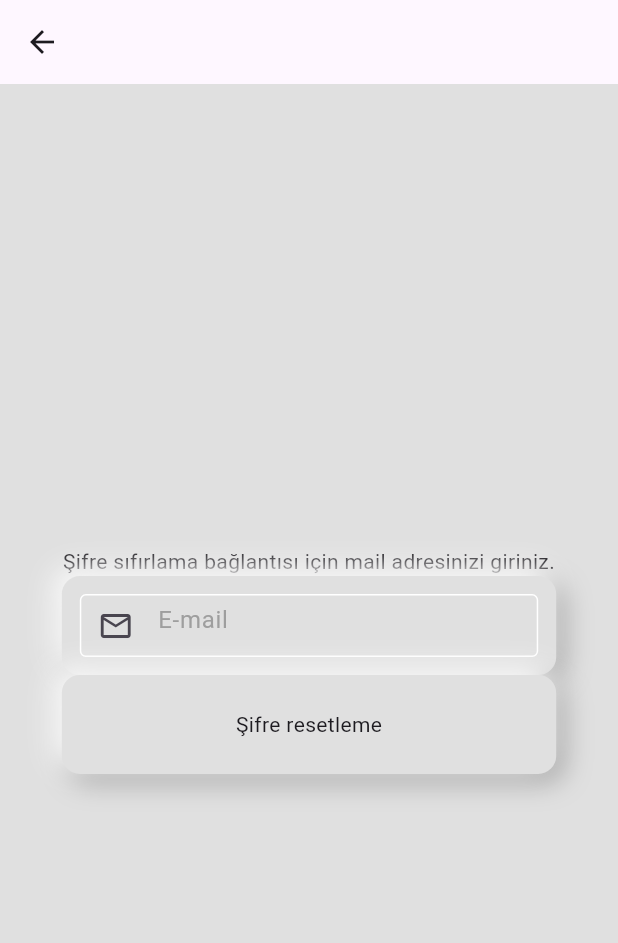
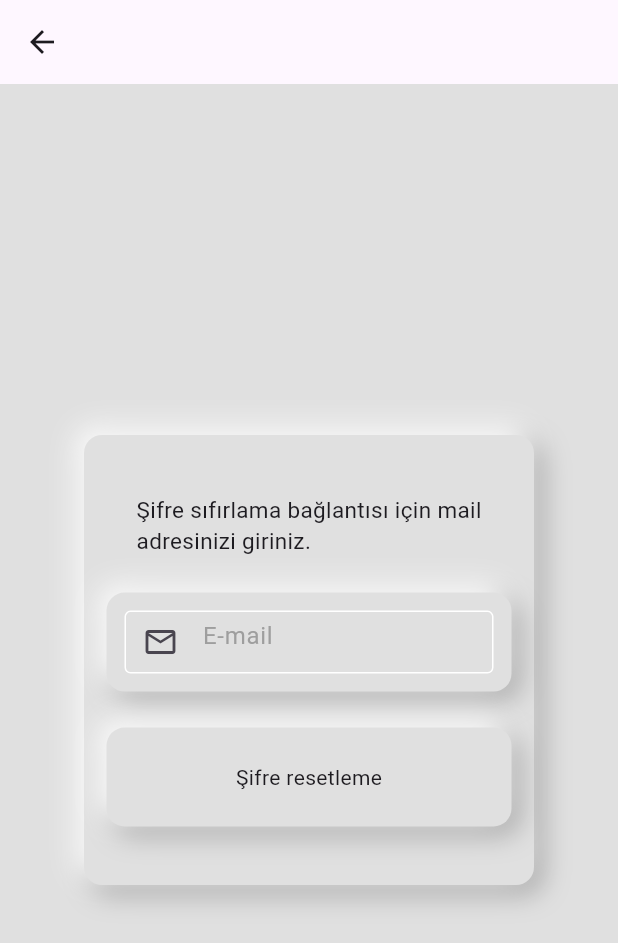
Before and after one commit to balciemirhan/TobetoApp, a Flutter app: the screen it shows after launch, after a tap on "Şifreni mi unuttun?", on a phone screen of 412 x 824 dp. Shown: the top 943 px of the screen. Run offline on Flutter 3.47's test engine with Material 3 defaults, Android fonts, the phone set to English and light mode, and no system bars; our stand-ins replace concentric_transition, curved_navigation_bar, firebase_auth, firebase_core, flutter_advanced_drawer, google_fonts and 4 more; accounts and stored records are empty.

Commit message:
LoginPage edit and other fixed

```diff
--- a/tobeto_app/lib/pages/course_screen/course_view_page.dart
+++ b/tobeto_app/lib/pages/course_screen/course_view_page.dart
@@ -4,10 +4,19 @@ import 'package:tobeto_app/pages/course_screen/course_page.dart';
 
 class CourseViewPage extends StatelessWidget {
   const CourseViewPage({Key? key}) : super(key: key);
-
   @override
   Widget build(BuildContext context) {
+    int? index;
+    final args = ModalRoute.of(context)!.settings.arguments as String?;
+    if (args != null) {
+      index = courseList.indexWhere((element) => element.title == args);
+    }
+
+    //ModalRoute sayfanın özel verilerini almak için kullanılır bunu da settings.arguments ile yapar
+    final pageController = PageController(initialPage: index ?? 0);
+
     return PageView.builder(
+      controller: pageController,
       itemCount: courseList.length,
       itemBuilder: (context, index) {
         return CoursePage(
--- a/tobeto_app/lib/pages/forgot/forgot_password_form.dart
+++ b/tobeto_app/lib/pages/forgot/forgot_password_form.dart
@@ -1,5 +1,6 @@
 import 'package:firebase_auth/firebase_auth.dart';
 import 'package:flutter/material.dart';
+import 'package:tobeto_app/config/constant/core/neu_box.dart';
 import 'package:tobeto_app/config/constant/theme/text.dart';
 import 'package:tobeto_app/rules/rules.dart';
 import 'package:tobeto_app/widget/auth_button.dart';
@@ -43,13 +44,20 @@ class _ForgotPasswordFormState extends State<ForgotPasswordForm> {
 
   @override
   Widget build(BuildContext context) {
-    return Form(
+    return NeuBox(
+      height: 300,
+      width: 300,
+      child: Form(
         key: widget.formKey,
+        child: Padding(
+          padding: const EdgeInsets.all(15),
           child: Column(
+            mainAxisAlignment: MainAxisAlignment.spaceEvenly,
             children: [
               const Text(
                 "Şifre sıfırlama bağlantısı için mail adresinizi giriniz.",
-            textAlign: TextAlign.center,
+                style: TextStyle(fontSize: 15),
+                textWidthBasis: TextWidthBasis.longestLine,
               ),
               MyTextformfield(
                 prefixIcon: const Icon(Icons.email_outlined),
@@ -72,6 +80,8 @@ class _ForgotPasswordFormState extends State<ForgotPasswordForm> {
               )
             ],
           ),
+        ),
+      ),
     );
   }
 }
--- a/tobeto_app/lib/pages/home_screens/course_item_vertical.dart
+++ b/tobeto_app/lib/pages/home_screens/course_item_vertical.dart
@@ -18,11 +18,14 @@ class CourseItemVertical extends StatelessWidget {
     return Scaffold(
       body: GestureDetector(
         onTap: () {
-          Navigator.of(context).push(
-            MaterialPageRoute(
-              builder: (context) => CoursePage(course: course),
-            ),
-          );
+          Navigator.pushNamed(context, "/course", arguments: course.title);
+
+          // Navigator.of(context).push(
+          //MaterialPageRoute( // indexe göre sayfaya gitmek için
+          // builder: (context) => CoursePage(course: course),
+          // ),
+
+          // );
         },
         child: Center(
           child: Stack(
--- a/tobeto_app/lib/pages/login/login_page.dart
+++ b/tobeto_app/lib/pages/login/login_page.dart
@@ -19,36 +19,27 @@ class LoginPage extends StatelessWidget {
   Widget build(BuildContext context) {
     final MediaQueryData mediaQueryData = MediaQuery.of(context);
     final double mHeight = mediaQueryData.size.height;
-    /* final double mWidth = mediaQueryData.size.width; */
+    final double mWidth = mediaQueryData.size.width;
 
     //Brightness brightness = Theme.of(context).brightness;
 
-    return Scaffold(
+    return Container(
+      decoration: const BoxDecoration(
+          image: DecorationImage(
+              fit: BoxFit.cover,
+              image: AssetImage("assets/images/tobeto_background.gif"))),
+      child: Scaffold(
+        backgroundColor: Colors.transparent,
         resizeToAvoidBottomInset: false,
-      body: SingleChildScrollView(
-        child: Padding(
-          padding: EdgeInsets.symmetric(horizontal: mHeight / 50),
+        body: Padding(
+          padding: EdgeInsets.only(
+              left: mWidth / 50, right: mWidth / 50, top: mHeight / 2.8),
           child: Stack(
             children: [
-              Container(
-                /* ----------------------- Login Animation Background -----------------------  */
-                child: Lottie.network(
-                  height: mHeight / 2.2,
-                  loginBackgroundLottie,
-                ),
-              ),
               Center(
-                child: BackdropFilter(
-                  filter: ImageFilter.blur(sigmaX: 3, sigmaY: 3),
                 child: Column(
                   mainAxisAlignment: MainAxisAlignment.spaceEvenly,
                   children: [
-                      /* ----------------------- Login Tobeto Logo -----------------------  */
-                      Padding(
-                          padding:
-                              EdgeInsets.symmetric(vertical: mHeight / 6.5),
-                          child: const LoginLogo()),
-
                     /* ----------------------- Login Form -----------------------  */
 
                     LoginForm(formkey: formKey),
@@ -78,7 +69,6 @@ class LoginPage extends StatelessWidget {
                   ],
                 ),
               ),
-              ),
             ],
           ),
         ),
--- a/tobeto_app/pubspec.yaml
+++ b/tobeto_app/pubspec.yaml
@@ -103,6 +103,7 @@ flutter:
     - assets/images/register_decor_top.gif
     - assets/images/register_decor_bottom.png
     - assets/images/cat_profile.png
+    - assets/images/tobeto_background.gif
 
   # An image asset can refer to one or more resolution-specific "variants", see
   # https://flutter.dev/assets-and-images/#resolution-aware
```
Also changed, not shown: tobeto_app/assets/images/tobeto_background.gif (added). Lines whose indentation alone changed are shown as unchanged.
